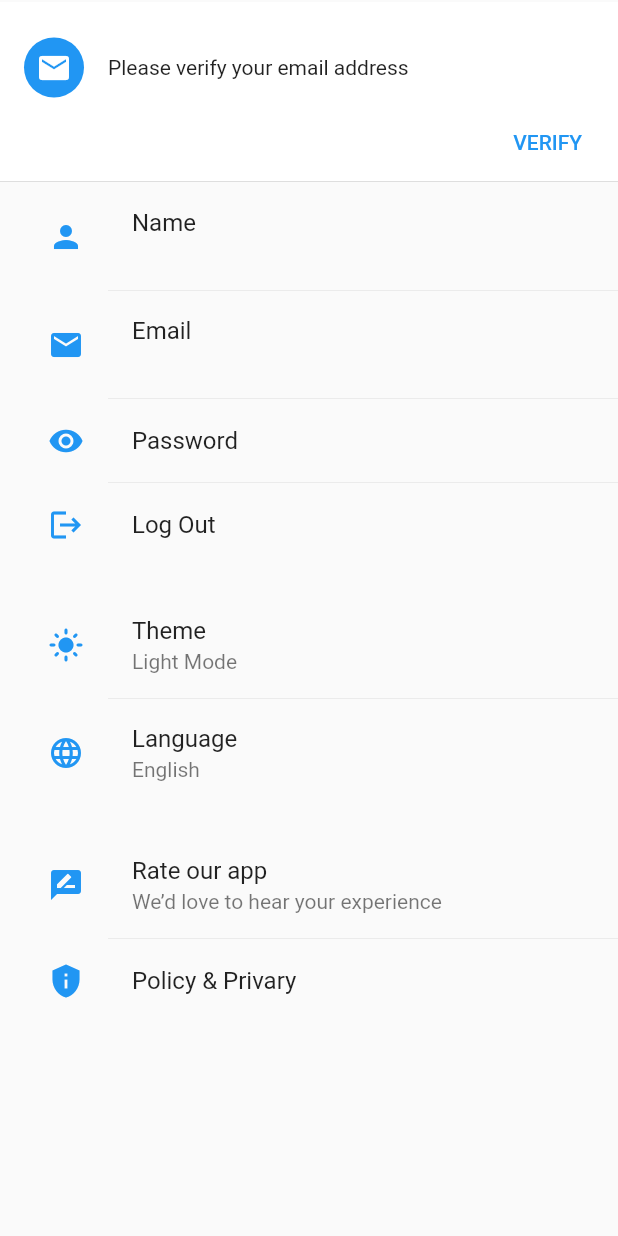
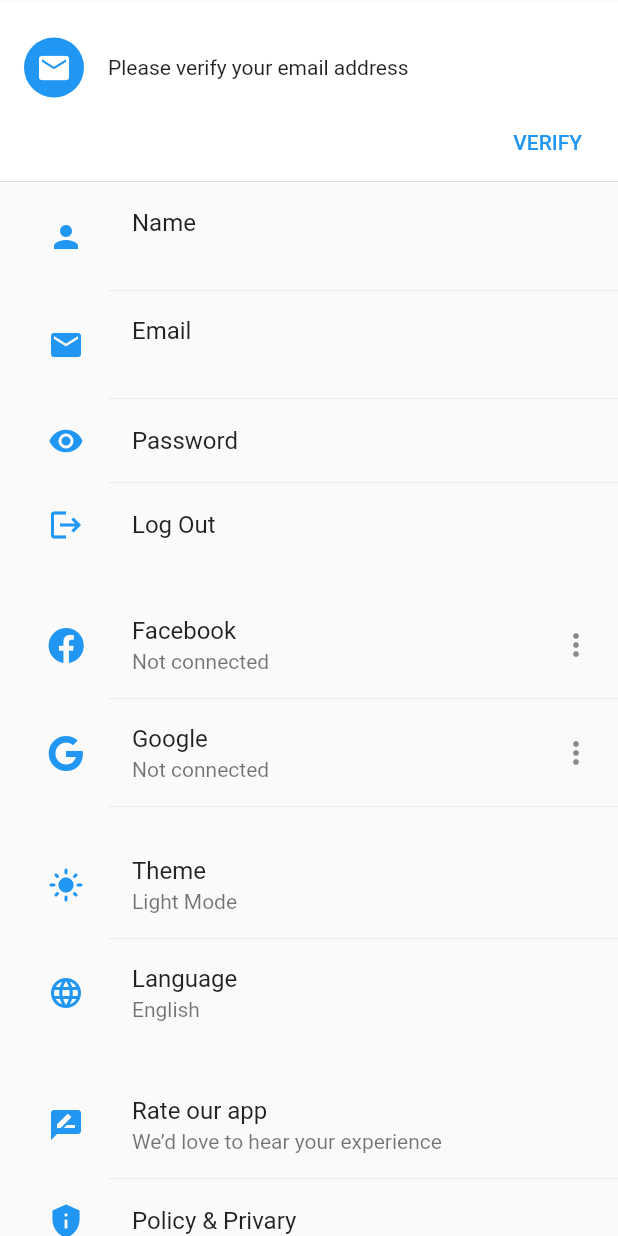
Before and after one commit to CSG6Project1/cambodia_geography_mobile, a Flutter app: the UserScreen screen opened directly, on a phone screen of 412 x 824 dp. Run offline on Flutter 3.47's test engine with Material 2 defaults, Android fonts, the phone set to English and light mode, and no system bars; our stand-ins replace adaptive_dialog, after_layout, avatar_glow, cached_network_image, firebase_auth, firebase_core and 22 more; missing offline and left inert: delta_markdown, flutter_facebook_auth, flutter_quill, http_interceptor, japx, open_mail_app and 3 more; accounts and stored records are empty; generated files the repository leaves out were written again; statements that could not run were skipped.

Commit message:
close #101 show provider in user setting

```diff
--- a/lib/models/user/user_model.dart
+++ b/lib/models/user/user_model.dart
@@ -15,6 +15,7 @@ class UserModel {
     this.profileImg,
     this.id,
     this.isVerify,
+    this.providers,
   });
 
   String? role;
@@ -30,6 +31,7 @@ class UserModel {
   ImageModel? profileImg;
   String? id;
   bool? isVerify;
+  List<String>? providers;
 
   List<String> paramNames() {
     return [
--- a/lib/screens/user/user_screen.dart
+++ b/lib/screens/user/user_screen.dart
@@ -16,6 +16,8 @@ import 'package:cambodia_geography/services/apis/users/user_api.dart';
 import 'package:cambodia_geography/services/authentications/social_auth_service.dart';
 import 'package:cambodia_geography/services/images/image_picker_service.dart';
 import 'package:cambodia_geography/widgets/cg_network_image_loader.dart';
+import 'package:cambodia_geography/widgets/cg_popup_menu.dart';
+import 'package:font_awesome_flutter/font_awesome_flutter.dart';
 import 'package:image_cropper/image_cropper.dart';
 import 'package:provider/provider.dart';
 
@@ -253,11 +255,17 @@ class _UserScreenState extends State<UserScreen> with CgMediaQueryMixin, CgTheme
                             showUpdateNameDialog(provider);
                           },
                         ),
-                        buildSettingTile(
-                          title: "Email",
-                          iconData: Icons.mail,
-                          subtitle: provider.user?.email,
-                          onTap: () {},
+                        AnimatedCrossFade(
+                          duration: ConfigConstant.fadeDuration,
+                          crossFadeState:
+                              provider.user?.email != null ? CrossFadeState.showSecond : CrossFadeState.showFirst,
+                          secondChild: buildSettingTile(
+                            title: "Email",
+                            iconData: Icons.mail,
+                            subtitle: provider.user?.email,
+                            onTap: () {},
+                          ),
+                          firstChild: const SizedBox(),
                         ),
                         buildSettingTile(
                           title: "Password",
@@ -277,6 +285,26 @@ class _UserScreenState extends State<UserScreen> with CgMediaQueryMixin, CgTheme
                               provider.signOut();
                             }
                           },
+                        ),
+                        const SizedBox(height: ConfigConstant.margin2),
+                        buildSocialTile(
+                          title: "Facebook",
+                          iconData: FontAwesomeIcons.facebook,
+                          subtitle: provider.user?.providers?.contains("facebook.com") == true
+                              ? "Connected"
+                              : "Not connected",
+                          onConnect: () {},
+                          onUpdate: () {},
+                          isConnected: provider.user?.providers?.contains("facebook.com") == true,
+                        ),
+                        buildSocialTile(
+                          title: "Google",
+                          iconData: FontAwesomeIcons.google,
+                          subtitle:
+                              provider.user?.providers?.contains("google.com") == true ? "Connected" : "Not connected",
+                          onConnect: () {},
+                          onUpdate: () {},
+                          isConnected: provider.user?.providers?.contains("google.com") == true,
                         ),
                       ],
                     ),
@@ -365,6 +393,61 @@ class _UserScreenState extends State<UserScreen> with CgMediaQueryMixin, CgTheme
             ),
             title: Text(title),
             subtitle: subtitle != null ? Text(subtitle) : null,
+          ),
+          if (showDivider) const Divider(height: 0, indent: ConfigConstant.objectHeight4)
+        ],
+      ),
+    );
+  }
+
+  Material buildSocialTile({
+    required String title,
+    required IconData iconData,
+    required bool isConnected,
+    void Function()? onUpdate,
+    void Function()? onConnect,
+    String? subtitle,
+    bool showDivider = true,
+  }) {
+    return Material(
+      child: Column(
+        children: [
+          CgPopupMenu<String>(
+            openOnLongPressed: false,
+            onPressed: (value) {
+              if (value == "update" && onUpdate != null) onUpdate();
+              if (value == "connect" && onConnect != null) onConnect();
+            },
+            positinRight: 0,
+            items: [
+              if (isConnected) ...[
+                PopupMenuItem<String>(
+                  value: "update",
+                  child: Text("Update"),
+                ),
+                // PopupMenuItem<String>(
+                //   value: "diconnect",
+                //   child: Text("Diconnect"),
+                // ),
+              ],
+              if (!isConnected)
+                PopupMenuItem<String>(
+                  value: "connect",
+                  child: Text("Connect"),
+                )
+            ],
+            child: ListTile(
+              leading: AspectRatio(
+                aspectRatio: 1,
+                child: Icon(
+                  iconData,
+                  color: colorScheme.primary,
+                ),
+              ),
+              title: Text(title),
+              subtitle: subtitle != null ? Text(subtitle) : null,
+              trailing: Icon(Icons.more_vert),
+            ),
           ),
           if (showDivider) const Divider(height: 0, indent: ConfigConstant.objectHeight4)
         ],
--- a/lib/widgets/cg_popup_menu.dart
+++ b/lib/widgets/cg_popup_menu.dart
@@ -2,43 +2,55 @@ import 'package:cambodia_geography/constants/config_constant.dart';
 import 'package:cambodia_geography/mixins/cg_media_query_mixin.dart';
 import 'package:flutter/material.dart';
 
-class CgPopupMenu extends StatefulWidget {
+class CgPopupMenu<T> extends StatefulWidget {
   const CgPopupMenu({
     Key? key,
     required this.child,
     this.items = const [],
+    this.openOnLongPressed = true,
+    this.positinLeft,
+    this.positinRight,
+    required this.onPressed,
   }) : super(key: key);
 
   final Widget child;
-  final List<PopupMenuItem> items;
+  final List<PopupMenuItem<T>> items;
+  final bool openOnLongPressed;
+  final double? positinLeft;
+  final double? positinRight;
+  final void Function(dynamic value) onPressed;
 
   @override
-  _CgPopupMenuState createState() => _CgPopupMenuState();
+  _CgPopupMenuState createState() => _CgPopupMenuState<T>();
 }
 
-class _CgPopupMenuState extends State<CgPopupMenu> with CgMediaQueryMixin {
+class _CgPopupMenuState<T> extends State<CgPopupMenu> with CgMediaQueryMixin {
   Offset? _tapDownPosition;
+
+  void onPressed(BuildContext context) async {
+    dynamic overlay = Overlay.of(context)?.context.findRenderObject();
+    if (overlay is RenderBox) {
+      dynamic result = await showMenu<T>(
+        context: context,
+        items: widget.items as List<PopupMenuItem<T>>,
+        position: RelativeRect.fromLTRB(
+          widget.positinLeft ?? ConfigConstant.margin2,
+          _tapDownPosition?.dy ?? 0,
+          widget.positinRight ?? ConfigConstant.margin2,
+          overlay.size.height - (_tapDownPosition?.dy ?? 0),
+        ),
+      );
+      widget.onPressed(result);
+    }
+  }
 
   @override
   Widget build(BuildContext context) {
     return GestureDetector(
       child: widget.child,
+      onTap: widget.openOnLongPressed ? null : () => onPressed(context),
       onTapDown: (details) => _tapDownPosition = details.globalPosition,
-      onLongPress: () async {
-        dynamic overlay = Overlay.of(context)?.context.findRenderObject();
-        if (overlay is RenderBox) {
-          return await showMenu<dynamic>(
-            context: context,
-            items: widget.items,
-            position: RelativeRect.fromLTRB(
-              ConfigConstant.margin2,
-              _tapDownPosition?.dy ?? 0,
-              ConfigConstant.margin2,
-              overlay.size.height - (_tapDownPosition?.dy ?? 0),
-            ),
-          );
-        }
-      },
+      onLongPress: widget.openOnLongPressed ? () => onPressed(context) : null,
     );
   }
 }
--- a/pubspec.yaml
+++ b/pubspec.yaml
@@ -52,6 +52,7 @@ dependencies:
   pausable_timer: ^1.0.0+1
   avatar_glow: ^2.0.1
   fluttertoast: ^8.0.8
+  settings_ui: ^1.0.0
 
 dev_dependencies:
   build_runner: ^1.12.1
```
Also changed, not shown: pubspec.lock.
